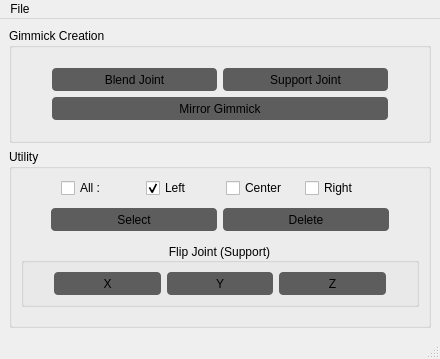
mgear-dev/mgear4, file release/scripts/mgear/rigbits/gimmick_tool/gimmick_tool.ui: the form before one commit.
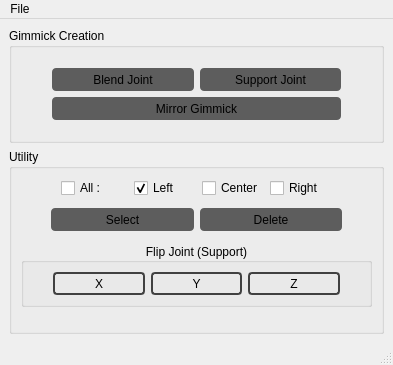
The form after the commit. Icons and pictures are not drawn.

Commit message: Changed button style for flip joint as a sub button

Patch:
```diff
--- a/release/scripts/mgear/rigbits/gimmick_tool/gimmick_tool.ui
+++ b/release/scripts/mgear/rigbits/gimmick_tool/gimmick_tool.ui
@@ -6,8 +6,8 @@
    <rect>
     <x>0</x>
     <y>0</y>
-    <width>440</width>
-    <height>359</height>
+    <width>393</width>
+    <height>365</height>
    </rect>
   </property>
   <property name="sizePolicy">
@@ -368,10 +368,10 @@
              <number>6</number>
             </property>
             <property name="leftMargin">
-             <number>30</number>
+             <number>29</number>
             </property>
             <property name="rightMargin">
-             <number>30</number>
+             <number>29</number>
             </property>
             <item>
              <widget class="QPushButton" name="flipJointX_pushButton">
@@ -384,7 +384,7 @@
               <property name="styleSheet">
                <string notr="true">QPushButton {
     border-radius: 4px;
-	background-color: #5D5D5D;
+	border: 2px solid #414141;
 }
 QPushButton:pressed {
 	background-color: #00A6F3;
@@ -396,6 +396,9 @@
               <property name="text">
                <string>X</string>
               </property>
+              <property name="flat">
+               <bool>true</bool>
+              </property>
              </widget>
             </item>
             <item>
@@ -409,7 +412,7 @@
               <property name="styleSheet">
                <string notr="true">QPushButton {
     border-radius: 4px;
-	background-color: #5D5D5D;
+	border: 2px solid #414141;
 }
 QPushButton:pressed {
 	background-color: #00A6F3;
@@ -421,6 +424,9 @@
               <property name="text">
                <string>Y</string>
               </property>
+              <property name="flat">
+               <bool>true</bool>
+              </property>
              </widget>
             </item>
             <item>
@@ -434,7 +440,7 @@
               <property name="styleSheet">
                <string notr="true">QPushButton {
     border-radius: 4px;
-	background-color: #5D5D5D;
+	border: 2px solid #414141;
 }
 QPushButton:pressed {
 	background-color: #00A6F3;
@@ -446,6 +452,9 @@
               <property name="text">
                <string>Z</string>
               </property>
+              <property name="flat">
+               <bool>true</bool>
+              </property>
              </widget>
             </item>
            </layout>
@@ -476,7 +485,7 @@
     <rect>
      <x>0</x>
      <y>0</y>
-     <width>440</width>
+     <width>393</width>
      <height>21</height>
     </rect>
    </property>
```
The commit also changes 1 other file.
